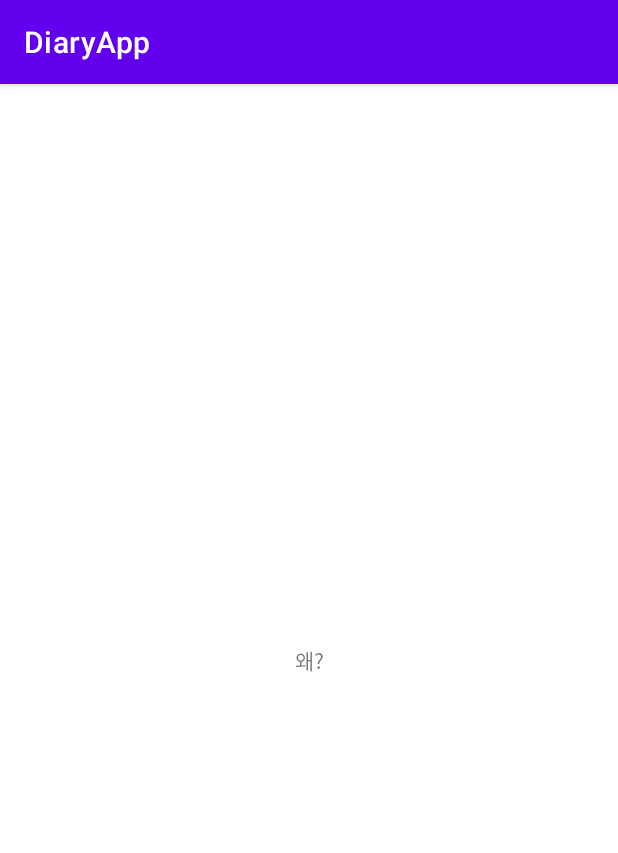
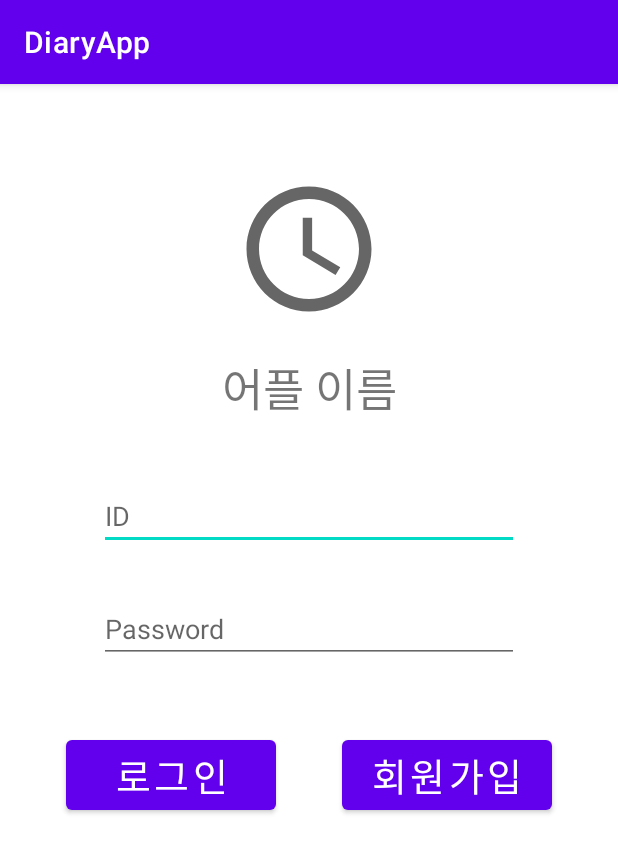
Before and after one commit to soojik/DiaryApp, an Android app: the screen it shows after launch (MainActivity), on a phone screen of 412 x 824 dp. Shown: the top 853 px of the screen. Run offline under Robolectric (Android 15) with nearby library versions, the phone set to English and light mode, and no system bars.

Commit message:
Add layout(main, register)

```diff
--- a/app/src/main/AndroidManifest.xml
+++ b/app/src/main/AndroidManifest.xml
@@ -9,6 +9,7 @@
         android:roundIcon="@mipmap/ic_launcher_round"
         android:supportsRtl="true"
         android:theme="@style/Theme.DiaryApp">
+        <activity android:name=".RegisterActivity"></activity>
         <activity android:name=".MainActivity">
             <intent-filter>
                 <action android:name="android.intent.action.MAIN" />
--- a/app/src/main/java/com/example/diaryapp/MainActivity.kt
+++ b/app/src/main/java/com/example/diaryapp/MainActivity.kt
@@ -1,12 +1,20 @@
 package com.example.diaryapp
 
+import android.content.Intent
 import androidx.appcompat.app.AppCompatActivity
 import android.os.Bundle
+import android.widget.Button
 
 class MainActivity : AppCompatActivity() {
     override fun onCreate(savedInstanceState: Bundle?) {
         super.onCreate(savedInstanceState)
         setContentView(R.layout.activity_main)
 
+        val btn_signUp = findViewById<Button>(R.id.btn_signUp)
+
+        btn_signUp.setOnClickListener {
+            val intent = Intent(this, RegisterActivity::class.java)
+            startActivity(intent)
+        }
     }
 }
--- /dev/null
+++ b/app/src/main/res/drawable/ic_baseline_access_time_24.xml
@@ -0,0 +1,13 @@
+<vector xmlns:android="http://schemas.android.com/apk/res/android"
+    android:width="24dp"
+    android:height="24dp"
+    android:viewportWidth="24"
+    android:viewportHeight="24"
+    android:tint="?attr/colorControlNormal">
+  <path
+      android:fillColor="@android:color/white"
+      android:pathData="M11.99,2C6.47,2 2,6.48 2,12s4.47,10 9.99,10C17.52,22 22,17.52 22,12S17.52,2 11.99,2zM12,20c-4.42,0 -8,-3.58 -8,-8s3.58,-8 8,-8 8,3.58 8,8 -3.58,8 -8,8z"/>
+  <path
+      android:fillColor="@android:color/white"
+      android:pathData="M12.5,7H11v6l5.25,3.15 0.75,-1.23 -4.5,-2.67z"/>
+</vector>
--- a/app/src/main/res/layout/activity_main.xml
+++ b/app/src/main/res/layout/activity_main.xml
@@ -6,13 +6,67 @@
     android:layout_height="match_parent"
     tools:context=".MainActivity">
 
+    <ImageView
+        android:id="@+id/MainLogo"
+        android:layout_width="100dp"
+        android:layout_height="100dp"
+        android:layout_marginTop="60dp"
+        android:src="@drawable/ic_baseline_access_time_24"
+        app:layout_constraintEnd_toEndOf="parent"
+        app:layout_constraintStart_toStartOf="parent"
+        app:layout_constraintTop_toTopOf="parent" />
+
     <TextView
+        android:id="@+id/MainTitle"
         android:layout_width="wrap_content"
         android:layout_height="wrap_content"
-        android:text="왜?"
-        app:layout_constraintBottom_toBottomOf="parent"
-        app:layout_constraintLeft_toLeftOf="parent"
-        app:layout_constraintRight_toRightOf="parent"
-        app:layout_constraintTop_toTopOf="parent" />
+        android:layout_marginTop="20dp"
+        android:text="어플 이름"
+        android:textSize="30dp"
+        app:layout_constraintTop_toBottomOf="@id/MainLogo"
+        app:layout_constraintStart_toStartOf="parent"
+        app:layout_constraintEnd_toEndOf="parent" />
+
+    <EditText
+        android:id="@+id/login_id"
+        android:layout_width="280dp"
+        android:layout_height="wrap_content"
+        android:layout_marginTop="40dp"
+        android:hint="ID"
+        app:layout_constraintStart_toStartOf="parent"
+        app:layout_constraintEnd_toEndOf="parent"
+        app:layout_constraintTop_toBottomOf="@id/MainTitle" />
+
+    <EditText
+        android:id="@+id/login_password"
+        android:layout_width="280dp"
+        android:layout_height="wrap_content"
+        android:layout_marginTop="30dp"
+        android:hint="Password"
+        app:layout_constraintStart_toStartOf="parent"
+        app:layout_constraintEnd_toEndOf="parent"
+        app:layout_constraintTop_toBottomOf="@id/login_id" />
+
+    <Button
+        android:id="@+id/btn_login"
+        android:layout_width="140dp"
+        android:layout_height="wrap_content"
+        android:layout_marginTop="45dp"
+        android:text="로그인"
+        android:textSize="25dp"
+        app:layout_constraintStart_toStartOf="parent"
+        app:layout_constraintEnd_toStartOf="@id/btn_signUp"
+        app:layout_constraintTop_toBottomOf="@id/login_password" />
+
+    <Button
+        android:id="@+id/btn_signUp"
+        android:layout_width="140dp"
+        android:layout_height="wrap_content"
+        android:layout_marginTop="45dp"
+        android:text="회원가입"
+        android:textSize="25dp"
+        app:layout_constraintStart_toEndOf="@id/btn_login"
+        app:layout_constraintEnd_toEndOf="parent"
+        app:layout_constraintTop_toBottomOf="@id/login_password" />
 
 </androidx.constraintlayout.widget.ConstraintLayout>
```
Also changed, not shown: app/src/main/java/com/example/diaryapp/RegisterActivity.kt (added, +11 -0 lines), app/src/main/res/layout/activity_register.xml (added, +83 -0 lines), gradle/wrapper/gradle-wrapper.properties.
